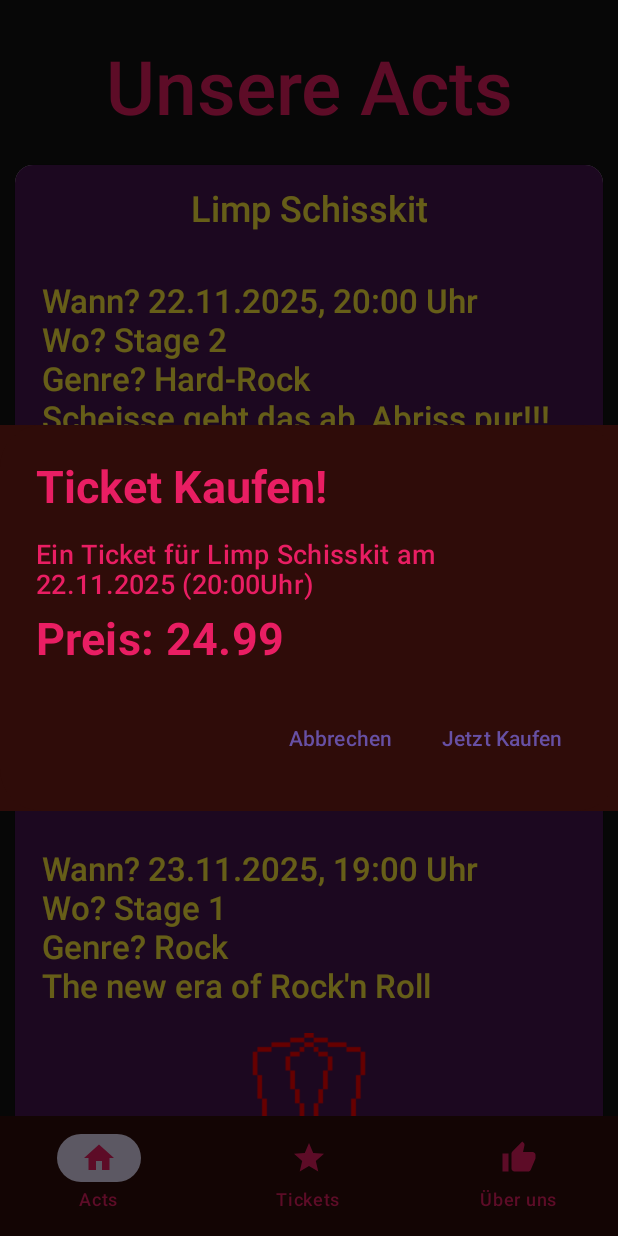
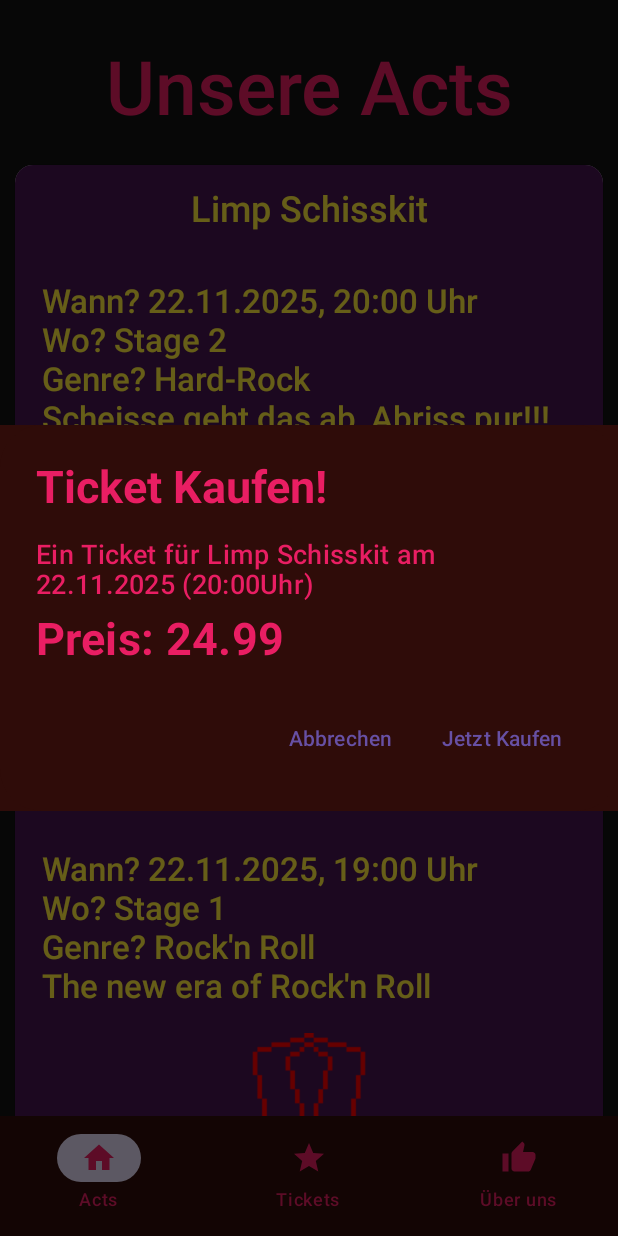
Before and after one commit to cedric-star/AndroidApp-Festivals, an Android app built with Jetpack Compose: the screen it shows after launch (MainActivity), after a tap on "Jetzt Kaufen", on a phone screen of 412 x 824 dp. Run offline under Robolectric (Android 15) with nearby library versions, the phone set to English and light mode, and no system bars; our stand-ins replace Room's generated code.

Commit message:
events fertig erstellt

```diff
--- a/app/src/main/java/com/example/MyFestivalApp/MainActivity.kt
+++ b/app/src/main/java/com/example/MyFestivalApp/MainActivity.kt
@@ -64,7 +64,7 @@ import kotlinx.coroutines.launch
 
 
 class MainActivity : ComponentActivity() {
-    //DB Instanziieren
+    //DB Instanziieren und jeder composable uebergeben die es brauch
     private lateinit var db: MyDatabase
 
     override fun onCreate(savedInstanceState: Bundle?) {
@@ -94,7 +94,7 @@ data class Event(
     val price: Float
 )
 
-
+//HauptComposable, in die alle weiteren Composables reingeladen werden
 @Composable
 fun MainApp(db: MyDatabase) {
     val navController = rememberNavController()
@@ -117,49 +117,7 @@ fun MainApp(db: MyDatabase) {
     }
 }
 
-//stellt Objekte für Screen/Ansicht bereit
-sealed class Screen(val route: String, val title: String, val icon: ImageVector) {
-    object MainPage : Screen("myMainPage", "Acts", Icons.Default.Home)
-    object Tickets : Screen("myTickets", "Tickets", Icons.Default.Star)
-    object About : Screen("about", "Über uns", Icons.Default.ThumbUp)
-}
-
-//eigentliche NavBar, wird in MainApp() aufgerufen
-@Composable
-fun BottomNavigationBar(navController: NavHostController) {
-    val items = listOf(
-        Screen.MainPage,
-        Screen.Tickets,
-        Screen.About)
-
-    val navBackStackEntry by navController.currentBackStackEntryAsState()
-    val currentRoute = navBackStackEntry?.destination?.route
-
-    NavigationBar(
-        contentColor = colorResource(R.color.secondary_text),//warum macht das nichts??
-        containerColor = colorResource(R.color.background_secondary)
-    ) {
-        items.forEach { screen ->
-            NavigationBarItem(
-                icon = {
-                    Icon(
-                        screen.icon,
-                        //modifier = Modifier.background(colorResource(R.color.primary_text)),
-                        contentDescription = screen.title,
-                        tint = colorResource(R.color.secondary_text)) },
-                label = { Text(screen.title, color = colorResource(R.color.secondary_text)) },
-                selected = currentRoute == screen.route,
-                onClick = {
-                    navController.navigate(screen.route) {
-                        launchSingleTop = true
-                        restoreState = true
-                    }
-                }
-            )
-        }
-    }
-}
-
+//Startseite mit allen Acts, hier koennen Tickets gekauft werden
 @Composable
 fun MyMainPage(db: MyDatabase) {
     val events = remember { mutableListOf<Event>() }
@@ -181,7 +139,7 @@ fun MyMainPage(db: MyDatabase) {
             .fillMaxHeight()
     ) {
         items(events) { event ->
-            var buyTicketDialog by remember { mutableStateOf(false) }
+            var buyTicketDialog by remember { mutableStateOf(false) }//wenn true wird ticketkaufdialog geoeffnet
             if (buyTicketDialog) {
                 AlertDialog(
                     containerColor = colorResource(R.color.background_secondary),
@@ -274,7 +232,7 @@ fun MyMainPage(db: MyDatabase) {
                     painter = painterResource(id = event.iconPath),
                     contentDescription = "MyData",
                 )
-                Text(
+                Text(//nur ein platzhalter
                     text = "k",
                     modifier = Modifier
                         .background(colorResource(R.color.background_primary))
@@ -286,10 +244,7 @@ fun MyMainPage(db: MyDatabase) {
                 )
                 Button(
                     onClick = {
-                        /*GlobalScope.launch {
-                            db.ticketDao().insert(Ticket(eventID = 0, price = 29.99f))
-                        }*/
-                        buyTicketDialog = true
+                        buyTicketDialog = true //bei kauf wird kaufdialog geoeffnet
                     },
                     modifier = Modifier
                         .fillMaxSize()
@@ -310,52 +265,11 @@ fun MyMainPage(db: MyDatabase) {
     }
 }
 
-@Composable
-fun LoadOverlay(
-    isLoading: Boolean,
-    content: @Composable () -> Unit
-) {
-    var dots by remember { mutableStateOf("") }
-    LaunchedEffect(Unit) {
-        //solange es laedt werden punkte animiert
-        while (isLoading) {
-            delay(200)
-            if (dots.equals("...")) {
-                dots = ""
-            } else {
-                dots += "."
-            }
-        }
-    }
-    Box(modifier = Modifier.fillMaxSize()) {
-        content()
-
-        if (isLoading) {
-            Box(
-                modifier = Modifier
-                    .fillMaxSize()
-                    .background((colorResource(R.color.background_primary)).copy(alpha = 0.6f))
-            ) {
-                Text(
-                    textAlign = TextAlign.Center,
-                    text = "Bitte Warten${dots}",
-                    modifier = Modifier
-                        .fillMaxWidth()
-                        .padding(top = 150.dp),
-                    fontSize = 40.sp,
-                    fontWeight = FontWeight.ExtraBold,
-                    color = colorResource(R.color.primary_text).copy(alpha = 0.9f)
-                )
-            }
-        }
-    }
-}
-
-
+//Ticketseite, hier werden alle gekauften Tickets angeyeigt, sie koennen storniert werden
 @Composable
 fun MyTickets(db: MyDatabase) {
-    var myTickets by remember { mutableStateOf<List<Ticket>>(emptyList()) }
-    var isLoading by remember { mutableStateOf(true) }
+    var myTickets by remember { mutableStateOf<List<Ticket>>(emptyList()) }//liste gekaufter tickets
+    var isLoading by remember { mutableStateOf(true) }//fuer loadingscreen, wird nach kurzer wartezeit auf false gesetzt
 
     // Tickets automatisch laden wenn Screen erscheint
     LaunchedEffect(Unit) {
@@ -402,7 +316,7 @@ fun MyTickets(db: MyDatabase) {
             ) {
                 items(myTickets) { ticket ->
                     var showStrDialog by remember { mutableStateOf(false) }
-                    if (showStrDialog) {
+                    if (showStrDialog) {//Stornierungsdialog fast analog yu kaufdialog
                         AlertDialog(
                             containerColor = colorResource(R.color.background_secondary),
                             modifier = Modifier.background(colorResource(R.color.background_secondary)),
@@ -506,18 +420,122 @@ fun MyTickets(db: MyDatabase) {
         }
     }
 }
-//./>?<,.|":;'\}{=-
+
+//Uber uns/ About Seite, mit Informationen und Logo
+//@Preview
+@Composable
+fun About() {
+    var stichPunkte = listOf<String>(
+        "MyFestivalApp",
+        "",
+        "Hochschule Harz",
+        "Friedrichstr. 57-59",
+        "38855 Wernigerode ",
+        "uXXXXX@hs-harz.de",
+    )//infoliste
+
+    Box(modifier = Modifier
+        .fillMaxSize()
+        .background(colorResource(R.color.main_background))) {
+        Column(
+            modifier = Modifier.padding(14.dp, top = 30.dp)
+        ) {
+            Text(
+                text = "Über Uns:",
+                modifier = Modifier
+                    .padding(8.dp, bottom = 12.dp),
+                color = colorResource(R.color.secondary_text),
+                fontSize = 38.sp,
+                textAlign = TextAlign.Center,
+
+                )
+            stichPunkte.forEach {
+                    p ->
+                Text(
+                    text = p,
+                    modifier = Modifier
+                        .padding(4.dp),
+                    color = colorResource(R.color.secondary_text),
+                    fontSize = 30.sp,
+
+                    )
+            }
+            Image(//logo
+                modifier = Modifier
+                    .padding(0.dp)
+                    .fillMaxSize()
+                    .size(100.dp),
+                painter = painterResource(id = R.drawable.logo),
+                contentDescription = "MyData",
+            )
+
+        }
+    }
+}
+
+
+
+//-------------Hilfsfunktionen und Datentypen-------------------
+//--------------------------------------------------------------
+//-----Fuer Navigationbar---------------------------------------
+
+//stellt Objekte für Screen/Ansicht bereit
+sealed class Screen(val route: String, val title: String, val icon: ImageVector) {
+    object MainPage : Screen("myMainPage", "Acts", Icons.Default.Home)
+    object Tickets : Screen("myTickets", "Tickets", Icons.Default.Star)
+    object About : Screen("about", "Über uns", Icons.Default.ThumbUp)
+}
+
+//eigentliche NavBar, wird in MainApp() aufgerufen
+@Composable
+fun BottomNavigationBar(navController: NavHostController) {
+    val items = listOf(
+        Screen.MainPage,
+        Screen.Tickets,
+        Screen.About)
+
+    val navBackStackEntry by navController.currentBackStackEntryAsState()
+    val currentRoute = navBackStackEntry?.destination?.route
+
+    NavigationBar(
+        contentColor = colorResource(R.color.secondary_text),//warum macht das nichts??
+        containerColor = colorResource(R.color.background_secondary)
+    ) {
+        items.forEach { screen ->
+            NavigationBarItem(
+                icon = {
+                    Icon(
+                        screen.icon,
+                        //modifier = Modifier.background(colorResource(R.color.primary_text)),
+                        contentDescription = screen.title,
+                        tint = colorResource(R.color.secondary_text)) },
+                label = { Text(screen.title, color = colorResource(R.color.secondary_text)) },
+                selected = currentRoute == screen.route,
+                onClick = {
+                    navController.navigate(screen.route) {
+                        launchSingleTop = true
+                        restoreState = true
+                    }
+                }
+            )
+        }
+    }
+}
+
+//--------------------------------------------------------------
+//-----Fuer Datenbanklogik--------------------------------------
+
 //Eintrag in Datenbank (ein Ticket)
 @Entity(tableName = "tickets")
 data class Ticket(
-    @PrimaryKey(autoGenerate = true) val id: Long =0,
+    @PrimaryKey(autoGenerate = true) val id: Long =0,//primaerschluessel
     val eventID: Int,
     val price: Float
 )
 
-//Funktionen für Datenbanknutzung
+//Funktionen für Datenbanknutzung/Queries fuer DB
 @Dao
-interface TicketDao {
+interface TicketDao {//einyelne funktionen sollten selbsterklaerend sein
     @Insert
     suspend fun insert(ticket: Ticket): Long
 
@@ -537,6 +555,10 @@ abstract class MyDatabase: RoomDatabase() {
     abstract fun ticketDao(): TicketDao
 }
 
+//--------------------------------------------------------------
+//-----Fuer Events----------------------------------------------
+
+//alle intern gespeicherten Events kommen von hier
 fun getEvents(): List<Event> {
     val events = mutableListOf<Event>()
     events.add( Event(
@@ -552,21 +574,46 @@ fun getEvents(): List<Event> {
     ))
     events.add( Event(
         title = "RoggnRoller Jonny",
-        date = "23.11.2025",
+        date = "22.11.2025",
         time = "19:00",
         description = "The new era of Rock'n Roll",
-        genre = "Rock",
+        genre = "Rock'n Roll",
         stage = 1,
         iconPath = R.drawable.b7,
         id = 1,
         price = 29.99f
     ))
+    events.add( Event(
+        title = "Gleichstrom/Wechselstrom",
+        date = "23.11.2025",
+        time = "19:00",
+        description = "Elektrisierende Gitarren und krasser Abriss!!!",
+        genre = "Rock'n Roll",
+        stage = 1,
+        iconPath = R.drawable.b2,
+        id = 1,
+        price = 44.99f
+    ))
+    events.add( Event(
+        title = "Die Ratten",
+        date = "23.11.2025",
+        time = "20:45",
+        description = "Wenn das Bier nicht mehr schmeckt ist das Leben im Eimer...",
+        genre = "Punkrock",
+        stage = 3,
+        iconPath = R.drawable.b9,
+        id = 1,
+        price = 44.99f
+    ))
     return events
 }
+
+//Tickets speichern eventid -> findet passendes event fuer ein ticket
 fun getEventByID(id: Int): Event {
     for (event in getEvents()) {
         if (event.id.equals(id)) return event
     }
+    //leeres Event wenn keins gefunden (von IDE so vorgeschlagen)
     return Event(
         title = TODO(),
         date = TODO(),
@@ -580,73 +627,47 @@ fun getEventByID(id: Int): Event {
     )
 }
 
-//@Preview
+//--------------------------------------------------------------
+//-----Fuer Composables-----------------------------------------
+
+//Ladescreen fuer Ticketseite ist an/aus je nach boolean isloading
 @Composable
-fun About() {
-    var stichPunkte = listOf<String>(
-        "MyFestivalApp",
-        "",
-        "Hochschule Harz",
-        "Friedrichstr. 57-59",
-        "38855 Wernigerode ",
-        "uXXXXX@hs-harz.de",
-    )
+fun LoadOverlay(
+    isLoading: Boolean,
+    content: @Composable () -> Unit
+) {
+    var dots by remember { mutableStateOf("") }
+    LaunchedEffect(Unit) {
+        //solange es laedt werden punkte animiert
+        while (isLoading) {
+            delay(200)
+            if (dots.equals("...")) {
+                dots = ""
+            } else {
+                dots += "."
+            }
+        }//eigene animation
+    }
+    Box(modifier = Modifier.fillMaxSize()) {
+        content()
 
-    Box(modifier = Modifier
-        .fillMaxSize()
-        .background(colorResource(R.color.main_background))) {
-        Column(
-            modifier = Modifier.padding(14.dp, top = 30.dp)
-        ) {
-            Text(
-                text = "Über Uns:",
+        if (isLoading) {
+            Box(
                 modifier = Modifier
-                    .padding(8.dp, bottom = 12.dp),
-                color = colorResource(R.color.secondary_text),
-                fontSize = 38.sp,
-                textAlign = TextAlign.Center,
-
-            )
-            stichPunkte.forEach {
-                    p ->
+                    .fillMaxSize()
+                    .background((colorResource(R.color.background_primary)).copy(alpha = 0.6f))//halbtransparent machen
+            ) {
                 Text(
-                    text = p,
+                    textAlign = TextAlign.Center,
+                    text = "Bitte Warten${dots}",//hier wird animation eingefuegt
                     modifier = Modifier
-                        .padding(4.dp),
-                    color = colorResource(R.color.secondary_text),
-                    fontSize = 30.sp,
-
-                    )
+                        .fillMaxWidth()
+                        .padding(top = 150.dp),
+                    fontSize = 40.sp,
+                    fontWeight = FontWeight.ExtraBold,
+                    color = colorResource(R.color.primary_text).copy(alpha = 0.9f)
+                )
             }
-            Image(
-                modifier = Modifier
-                    .padding(0.dp)
-                    .fillMaxSize()
-                    .size(100.dp),
-                painter = painterResource(id = R.drawable.logo),
-                contentDescription = "MyData",
-            )
-
         }
     }
 }
-
-//--------------
-@Composable
-fun MinimalSnackbar() {/*
-    var show by remember { mutableStateOf(false) }
-
-    Column {
-        Button(onClick = { show = true }) {
-            Text("Zeige Nachricht")
-        }
-
-        if (show) {
-            LaunchedEffect(Unit) {
-                delay(1500)
-                show = false
-            }
-            Snackbar { Text("Fertig!") }
-        }
-    }*/
-}
```
